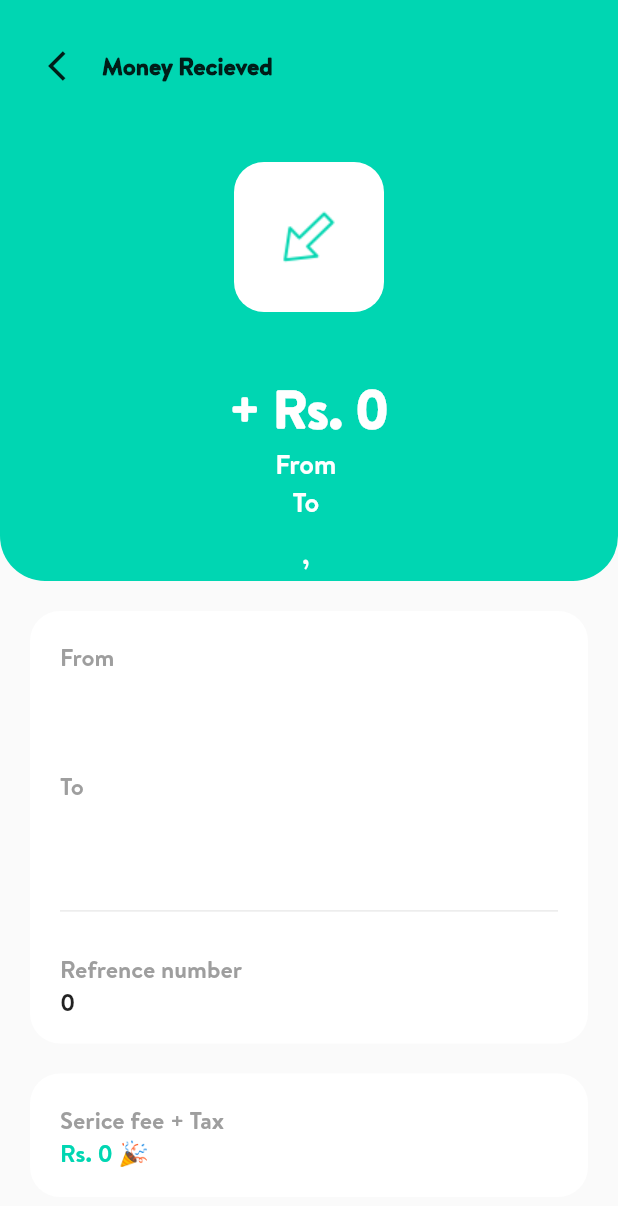
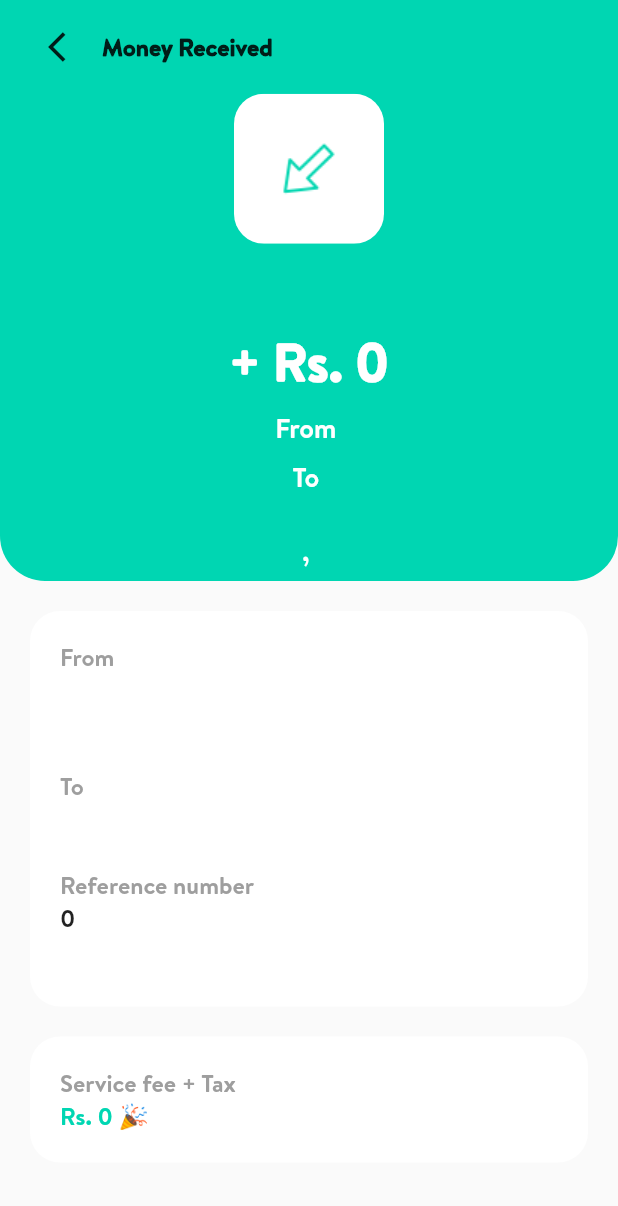
Before and after one commit to Suhaibusman/Sadapay-Clone, a Flutter app: the DetailedTransactionPage screen opened directly with empty values, on a phone screen of 412 x 824 dp. Shown: the top 1206 px of the screen. Run offline on Flutter 3.47's test engine with Material 2 defaults, Android fonts, the phone set to English and light mode, and no system bars.

Commit message:
sadapay clone

```diff
--- a/lib/screens/personal/widgets/detailedtransaction.dart
+++ b/lib/screens/personal/widgets/detailedtransaction.dart
@@ -1,291 +1,325 @@
-
 import 'package:flutter/material.dart';
 import 'package:sadapayclone/constants/colors.dart';
 import 'package:sadapayclone/constants/images.dart';
 import 'package:sadapayclone/data/transaction_record.dart';
 
 class DetailedTransactionPage extends StatefulWidget {
-  const DetailedTransactionPage({super.key, required this.detailedtransaction});
-  final TransactionPart detailedtransaction;
+  const DetailedTransactionPage({
+    Key? key,
+    required this.detailedTransaction,
+  }) : super(key: key);
+
+  final TransactionPart detailedTransaction;
+
   @override
-  State<DetailedTransactionPage> createState() => _DetailedTransactionPageState();
+  State<DetailedTransactionPage> createState() =>
+      _DetailedTransactionPageState();
 }
 
 class _DetailedTransactionPageState extends State<DetailedTransactionPage> {
+  Color getBackgroundColor() {
+    return widget.detailedTransaction.isSent
+        ? MyColors.pinkColor
+        : MyColors.greenColor;
+  }
 
-     backgroundcolor(){
-
-      if (widget.detailedtransaction.isSent == true && widget.detailedtransaction.isRecieved ==false ) {
-      return MyColors.pinkColor;
-
-      } else {
-      return MyColors.greenColor;
-      }
-  }
-     moneyreciveorsend(){
-
-      if (widget.detailedtransaction.isSent == true && widget.detailedtransaction.isRecieved ==false ) {
-      return  const Center(
-        child: Text("Money Sent" , style: TextStyle(
-                  fontFamily: "Brandon" ,
+  Widget getTitle() {
+    return Center(
+      child: Text(
+        widget.detailedTransaction.isSent ? "Money Sent" : "Money Received",
+        style: TextStyle(
+          fontFamily: "Brandon",
           fontSize: 16,
-                  fontWeight: FontWeight.bold
-                ),),
-      );
-
-      } else {
-      return  const Center(
-        child: Text("Money Recieved", style: TextStyle(
-                  fontFamily: "Brandon" ,
-                  fontSize: 16,
-                  fontWeight: FontWeight.bold
-                ),),
+          fontWeight: FontWeight.bold,
+        ),
+      ),
     );
   }
+
+  Widget getTransactionIcon() {
+    return Center(
+      child: ClipRRect(
+        borderRadius: BorderRadius.circular(
+          widget.detailedTransaction.isSent ? 10 : 20,
+        ),
+        child: Container(
+          color: Colors.white,
+          child: Image.asset(
+            widget.detailedTransaction.isSent
+                ? Myimages.sendicon
+                : Myimages.recieveicon,
+            height: 100,
+            width: 100,
+          ),
+        ),
+      ),
+    );
   }
 
-   checksentorrecieved(){
+  Widget getAmount() {
+    final amountText = widget.detailedTransaction.isSent
+        ? "Rs. ${widget.detailedTransaction.amount.toString()}"
+        : "+ Rs. ${widget.detailedTransaction.amount.toString()}";
 
-
-      if (widget.detailedtransaction.isSent == true && widget.detailedtransaction.isRecieved ==false ) {
-      return
-     Center(
-        child: ClipRRect(
-          borderRadius: BorderRadius.circular(10),
-          child: Container(
+    return Text(
+      amountText,
+      style: TextStyle(
+        fontFamily: "Brandon",
+        fontSize: 35,
+        fontWeight: FontWeight.bold,
         color: Colors.white,
-            child: Image.asset(Myimages.sendicon,height: 100,width: 100,))),
-      );
-
-
-      } else {
-      return   Center(
-        child: ClipRRect(
-          borderRadius: BorderRadius.circular(20),
-          child: Container(
-            color: Colors.white,
-            child: Image.asset(Myimages.recieveicon ,height: 100,width: 100,))),
+      ),
     );
   }
-  }
 
-  amountrecivedorsent(){
-
-    if (widget.detailedtransaction.isSent == true && widget.detailedtransaction.isRecieved ==false ) {
-      return Text("Rs. ${widget.detailedtransaction.amount.toString()}", style: const TextStyle(
-                fontFamily: "Brandon" ,
-                fontSize: 35,
-                fontWeight: FontWeight.bold,
-                color: Colors.white
-              ),);
-
-      } else {
-      return   Text("+ Rs. ${widget.detailedtransaction.amount.toString()}", style: const TextStyle(
-                fontFamily: "Brandon" ,
-                fontSize: 35,
-                fontWeight: FontWeight.bold,
-                color: Colors.white
-
-              ),);
-      }
-  }
-  @override
-  Widget build(BuildContext context) {
-    return Scaffold(
-
-      body: Column(
-        children: [
-          Container(
-
-            height: MediaQuery.of(context).size.height*0.47,
+  Widget buildTransactionInfo() {
+    return Container(
+      height: MediaQuery.of(context).size.height * 0.47,
       width: MediaQuery.of(context).size.width,
-            decoration:  BoxDecoration(
-              color: backgroundcolor(),
+      decoration: BoxDecoration(
+        color: getBackgroundColor(),
         borderRadius: const BorderRadius.only(
-          bottomLeft: Radius.circular(30.0), // Adjust the radius as needed
-          bottomRight: Radius.circular(30.0), // Adjust the radius as needed
+          bottomLeft: Radius.circular(30.0),
+          bottomRight: Radius.circular(30.0),
         ),
       ),
-
       child: Padding(
-              padding: const EdgeInsets.all(20),
+        padding: const EdgeInsets.only(left: 20, right: 20),
         child: Column(
           mainAxisAlignment: MainAxisAlignment.spaceEvenly,
-                children:[Row(children: [
+          children: [
+            Row(
+              children: [
+                IconButton(
+                  onPressed: () => Navigator.pop(context),
+                  icon: const Icon(Icons.arrow_back_ios),
+                ),
+                getTitle(),
+              ],
+            ),
+            getTransactionIcon(),
             const SizedBox(height: 40,),
-                  IconButton(onPressed:()=> Navigator.pop(context), icon: const Icon(Icons.arrow_back_ios)),
-                  moneyreciveorsend(),
-
-                ],),
-                const SizedBox(height: 40,),
-                checksentorrecieved(),
-                const SizedBox(height: 40,),
-                amountrecivedorsent(),
-
-
+            getAmount(),
             Row(
               mainAxisAlignment: MainAxisAlignment.center,
-                  children: [const Text("From " , style: TextStyle(
-                      fontFamily: "Brandon" ,
+              children: [
+                const Text(
+                  "From ",
+                  style: TextStyle(
+                    fontFamily: "Brandon",
                     fontSize: 18,
                     fontWeight: FontWeight.normal,
-                      color: Colors.white
-
-                    ),),
+                    color: Colors.white,
+                  ),
+                ),
                 const SizedBox(height: 20,),
-                    Text(widget.detailedtransaction.sendername , style: const TextStyle(
-                      fontFamily: "Brandon" ,
+                Text(
+                  widget.detailedTransaction.sendername,
+                  style: const TextStyle(
+                    fontFamily: "Brandon",
                     fontSize: 18,
                     fontWeight: FontWeight.bold,
-                      color: Colors.white
-
-                    ),) ],),
+                    color: Colors.white,
+                  ),
+                ),
+              ],
+            ),
             Row(
               mainAxisAlignment: MainAxisAlignment.center,
-                  children: [const Text("To " , style: TextStyle(
-                      fontFamily: "Brandon" ,
+              children: [
+                const Text(
+                  "To ",
+                  style: TextStyle(
+                    fontFamily: "Brandon",
                     fontSize: 18,
                     fontWeight: FontWeight.normal,
-                      color: Colors.white
-
-                    ),),Text(widget.detailedtransaction.recievername , style: const TextStyle(
-                      fontFamily: "Brandon" ,
+                    color: Colors.white,
+                  ),
+                ),
+                Text(
+                  widget.detailedTransaction.recievername,
+                  style: const TextStyle(
+                    fontFamily: "Brandon",
                     fontSize: 18,
                     fontWeight: FontWeight.bold,
-                      color: Colors.white
-
-                    ),) ],),
+                    color: Colors.white,
+                  ),
+                ),
+              ],
+            ),
             const SizedBox(height: 10,),
             Row(
               mainAxisAlignment: MainAxisAlignment.center,
-                  children: [ Text("${widget.detailedtransaction.transactiondate}, " , style: const TextStyle(
-                      fontFamily: "Brandon" ,
+              children: [
+                Text(
+                  "${widget.detailedTransaction.transactiondate}, ",
+                  style: const TextStyle(
+                    fontFamily: "Brandon",
                     fontSize: 18,
                     fontWeight: FontWeight.normal,
-                      color: Colors.white
-
-                    ),),Text(widget.detailedtransaction.transactiontime , style: const TextStyle(
-                      fontFamily: "Brandon" ,
+                    color: Colors.white,
+                  ),
+                ),
+                Text(
+                  widget.detailedTransaction.transactiontime,
+                  style: const TextStyle(
+                    fontFamily: "Brandon",
                     fontSize: 18,
                     fontWeight: FontWeight.normal,
-                      color: Colors.white
-
-                    ),) ],),
-                ]
+                    color: Colors.white,
                   ),
                 ),
+              ],
             ),
-          Padding(
+          ],
+        ),
+      ),
+    );
+  }
+
+  Widget buildSenderReceiverInfo() {
+    return Padding(
       padding: const EdgeInsets.all(20),
       child: Container(
-              height: MediaQuery.of(context).size.height*0.35,
+        height: MediaQuery.of(context).size.height * 0.32,
         width: MediaQuery.of(context).size.width,
-               decoration:  BoxDecoration(
+        decoration: BoxDecoration(
           color: Colors.white,
-                  borderRadius:  BorderRadius.circular(20)
-              , ),
-              child:  Padding(
+          borderRadius: BorderRadius.circular(20),
+        ),
+        child: Padding(
           padding: const EdgeInsets.all(20),
           child: Column(
             crossAxisAlignment: CrossAxisAlignment.start,
             children: [
-                    const Text("From", style: TextStyle(
-                        fontFamily: "Brandon" ,
+              const Text(
+                "From",
+                style: TextStyle(
+                  fontFamily: "Brandon",
                   fontSize: 16,
                   fontWeight: FontWeight.normal,
-                        color: Colors.grey
-
-                      ),),
-                       Text(widget.detailedtransaction.senderbankname, style: const TextStyle(
-                        fontFamily: "Brandon" ,
+                  color: Colors.grey,
+                ),
+              ),
+              Text(
+                widget.detailedTransaction.senderbankname,
+                style: const TextStyle(
+                  fontFamily: "Brandon",
                   fontSize: 16,
                   fontWeight: FontWeight.normal,
-
-
-                      ),),
-                      Text(widget.detailedtransaction.sendernumber, style: const TextStyle(
-                        fontFamily: "Brandon" ,
+                ),
+              ),
+              Text(
+                widget.detailedTransaction.sendernumber,
+                style: const TextStyle(
+                  fontFamily: "Brandon",
                   fontSize: 16,
                   fontWeight: FontWeight.normal,
-
-
-                      ),),  const SizedBox(height: 20,),
-                       const Text("To", style: TextStyle(
-                        fontFamily: "Brandon" ,
+                ),
+              ),
+              const SizedBox(height: 20,),
+              const Text(
+                "To",
+                style: TextStyle(
+                  fontFamily: "Brandon",
                   fontSize: 16,
                   fontWeight: FontWeight.normal,
-                        color: Colors.grey
-
-                      ),),
-                      Text(widget.detailedtransaction.recieverbankname, style: const TextStyle(
-                        fontFamily: "Brandon" ,
+                  color: Colors.grey,
+                ),
+              ),
+              Text(
+                widget.detailedTransaction.recieverbankname,
+                style: const TextStyle(
+                  fontFamily: "Brandon",
                   fontSize: 16,
                   fontWeight: FontWeight.normal,
-
-
-                      ),),
-                      Text(widget.detailedtransaction.recievernumber, style: const TextStyle(
-                        fontFamily: "Brandon" ,
+                ),
+              ),
+              Text(
+                widget.detailedTransaction.recievernumber,
+                style: const TextStyle(
+                  fontFamily: "Brandon",
                   fontSize: 16,
                   fontWeight: FontWeight.normal,
-
-
-                      ),),
-
-                       const SizedBox(height: 20,),
-                            const Divider(),
-                        const SizedBox(height: 20,),
-                       const Text("Refrence number", style: TextStyle(
-                        fontFamily: "Brandon" ,
+                ),
+              ),
+              const Text(
+                "Reference number",
+                style: TextStyle(
+                  fontFamily: "Brandon",
                   fontSize: 16,
                   fontWeight: FontWeight.normal,
-                        color: Colors.grey
-
-                      ),),
-                      Text(widget.detailedtransaction.refrencenumber.toString(), style: const TextStyle(
-                        fontFamily: "Brandon" ,
+                  color: Colors.grey,
+                ),
+              ),
+              Text(
+                widget.detailedTransaction.refrencenumber.toString(),
+                style: const TextStyle(
+                  fontFamily: "Brandon",
                   fontSize: 16,
                   fontWeight: FontWeight.normal,
-
-
-                      ),),
+                ),
+              ),
             ],
           ),
-              )
         ),
       ),
-          Padding(
-            padding: const EdgeInsets.only(left: 20,right: 20 ,bottom: 20),
+    );
+  }
+
+  Widget buildServiceFee() {
+    return Padding(
+      padding: const EdgeInsets.only(left: 20, right: 20,bottom: 20),
       child: Container(
-            height: MediaQuery.of(context).size.height*0.1,
+        // height: MediaQuery.of(context).size.height * 0.2,
         width: MediaQuery.of(context).size.width,
-               decoration:  BoxDecoration(
+        decoration: BoxDecoration(
           color: Colors.white,
-                  borderRadius:  BorderRadius.circular(20)
-              , ),
-              child:  Padding(
+          borderRadius: BorderRadius.circular(20),
+        ),
+        child: Padding(
           padding: const EdgeInsets.all(20),
           child: Column(
             crossAxisAlignment: CrossAxisAlignment.start,
-                  children: [ const Text("Serice fee + Tax", style: TextStyle(
-                        fontFamily: "Brandon" ,
+            children: [
+              const Text(
+                "Service fee + Tax",
+                style: TextStyle(
+                  fontFamily: "Brandon",
                   fontSize: 16,
                   fontWeight: FontWeight.normal,
-                        color: Colors.grey
-
-                      ),),
-                      Text("Rs. ${widget.detailedtransaction.servicecharges.toString()} 🎉", style: const TextStyle(
-                        fontFamily: "Brandon" ,
+                  color: Colors.grey,
+                ),
+              ),
+              Text(
+                "Rs. ${widget.detailedTransaction.servicecharges.toString()} 🎉",
+                style: const TextStyle(
+                  fontFamily: "Brandon",
                   fontSize: 16,
                   fontWeight: FontWeight.normal,
-                        color: MyColors.greenColor
-
-                      ),)],
+                  color: MyColors.greenColor,
+                ),
+              ),
+            ],
           ),
         ),
       ),
-          )
+    );
+  }
+
+  @override
+  Widget build(BuildContext context) {
+    return SafeArea(
+      child: Scaffold(
+        body: SingleChildScrollView(
+          child: Column(
+            children: [
+              buildTransactionInfo(),
+              buildSenderReceiverInfo(),
+              buildServiceFee(),
             ],
+          ),
+        ),
       ),
     );
   }
--- a/lib/screens/personal/widgets/transactionlistwidget.dart
+++ b/lib/screens/personal/widgets/transactionlistwidget.dart
@@ -79,7 +79,7 @@ class _TransactionListState extends State<TransactionList> {
 
   void navigatetonext(int index){
       setState(() {
-        Navigator.push(context, MaterialPageRoute(builder: (context) =>  DetailedTransactionPage(detailedtransaction: TransactionPart(transactiondate: transaction[index].transactiondate, senderbankname: transaction[index].senderbankname, sendername: transaction[index].sendername, amount: transaction[index].amount, recievername: transaction[index].recievername, transactiontime: transaction[index].transactiontime, recieverbankname: transaction[index].recieverbankname, sendernumber: transaction[index].sendernumber, recievernumber: transaction[index].recievernumber, refrencenumber: transaction[index].refrencenumber, servicecharges: transaction[index].servicecharges, isRecieved: transaction[index].isRecieved, isSent: transaction[index].isSent)),));
+        Navigator.push(context, MaterialPageRoute(builder: (context) =>  DetailedTransactionPage(detailedTransaction: TransactionPart(transactiondate: transaction[index].transactiondate, senderbankname: transaction[index].senderbankname, sendername: transaction[index].sendername, amount: transaction[index].amount, recievername: transaction[index].recievername, transactiontime: transaction[index].transactiontime, recieverbankname: transaction[index].recieverbankname, sendernumber: transaction[index].sendernumber, recievernumber: transaction[index].recievernumber, refrencenumber: transaction[index].refrencenumber, servicecharges: transaction[index].servicecharges, isRecieved: transaction[index].isRecieved, isSent: transaction[index].isSent)),));
       });
   }
   @override
```
Lines whose indentation alone changed are shown as unchanged.
